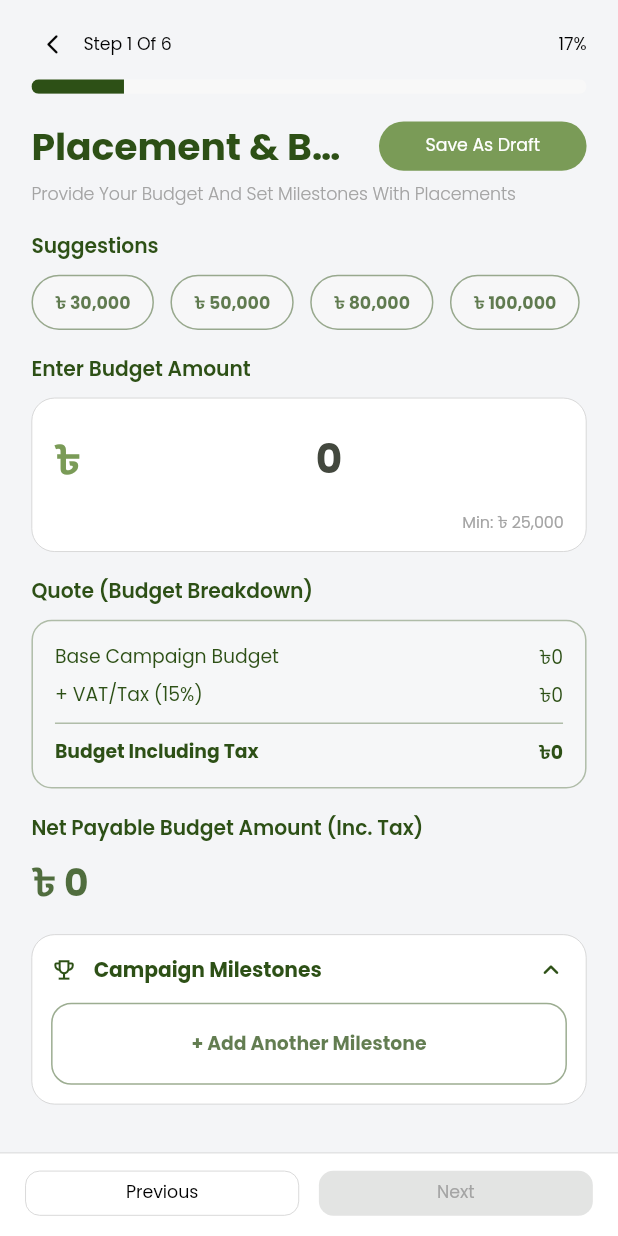
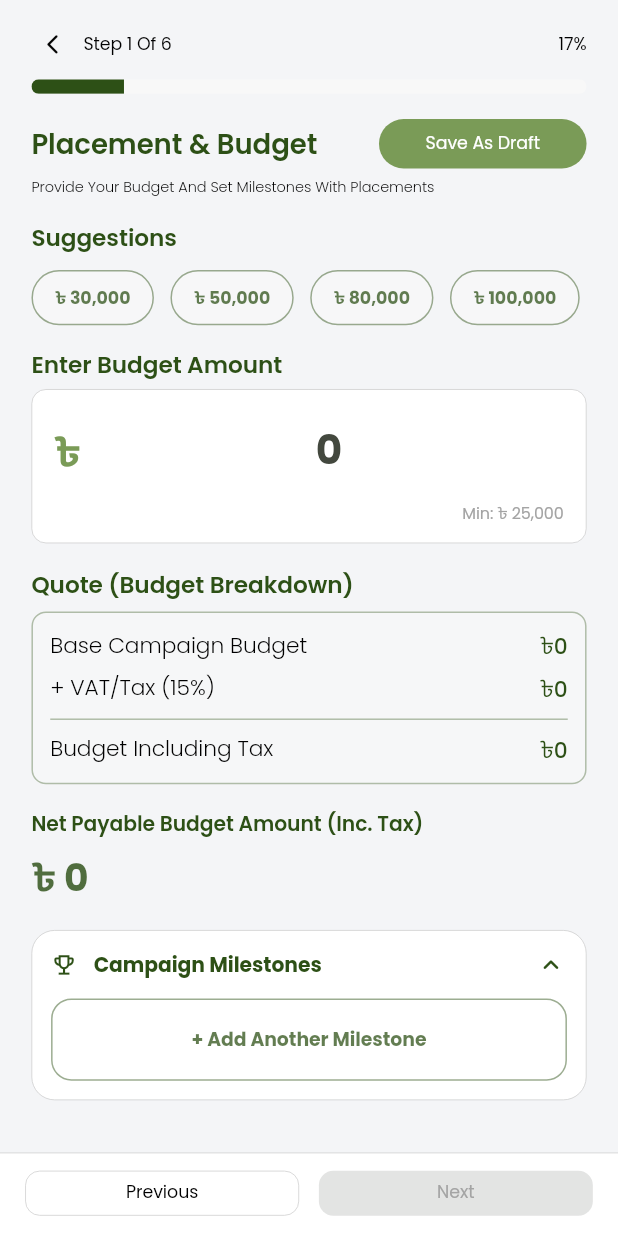
Before and after one commit to AminulSagor/influencer_app, a Flutter app: the CreateCampaignStep4View widget shown alone on an empty page, opened directly, on a phone screen of 412 x 824 dp. Run offline on Flutter 3.47's test engine with Material 3 defaults, Android fonts, the light colour scheme and no system bars; our stand-ins replace dotted_border, file_picker, fl_chart, flutter_screenutil, get, image_picker.

Commit message:
create ampaingn step4 view 60% ui done

```diff
--- a/lib/modules/brand/create_campaign/create_campaign_step3_view.dart
+++ b/lib/modules/brand/create_campaign/create_campaign_step3_view/create_campaign_step3_view.dart
@@ -3,11 +3,12 @@ import 'package:flutter/material.dart';
 import 'package:flutter_screenutil/flutter_screenutil.dart';
 import 'package:get/get.dart';
 import 'package:influencer_app/core/utils/app_assets.dart';
+import 'package:influencer_app/modules/brand/create_campaign/create_campaign_step3_view/widgets/title_header_icons.dart';
 
-import '../../../core/theme/app_palette.dart';
-import '../../../core/utils/constants.dart';
-import '../../../core/widgets/custom_button.dart';
-import 'create_campaign_controller.dart';
+import '../../../../core/theme/app_palette.dart';
+import '../../../../core/utils/constants.dart';
+import '../../../../core/widgets/custom_button.dart';
+import '../create_campaign_controller.dart';
 
 class CreateCampaignStep3View extends GetView<CreateCampaignController> {
   const CreateCampaignStep3View({super.key});
@@ -624,49 +625,3 @@ class _TermsSection extends StatelessWidget {
     );
   }
 }
-
-class TitleHeaderIcons extends StatelessWidget {
-  final String text;
-  final String icon;
-  final String? extraIcon;
-
-  const TitleHeaderIcons({
-    super.key,
-    required this.text,
-    required this.icon,
-    this.extraIcon,
-  });
-
-  @override
-  Widget build(BuildContext context) {
-    return Row(
-      spacing: 8,
-      children: [
-        Image.asset(
-          icon,
-          height: 20,
-          width: 20,
-          color: AppPalette.primary,
-        ),
-
-        if (extraIcon != null && extraIcon!.isNotEmpty) ...[
-          Image.asset(
-            extraIcon!,
-            height: 20,
-            width: 20,
-            color: AppPalette.primary,
-          ),
-        ],
-
-        Text(
-          text,
-          style: TextStyle(
-            fontSize: 16.sp,
-            fontWeight: FontWeight.w600,
-            color: AppPalette.primary,
-          ),
-        ),
-      ],
-    );
-  }
-}
--- /dev/null
+++ b/lib/modules/brand/create_campaign/create_campaign_step3_view/widgets/title_header_icons.dart
@@ -0,0 +1,49 @@
+import 'package:flutter/material.dart';
+import 'package:flutter_screenutil/flutter_screenutil.dart';
+import 'package:influencer_app/core/theme/app_palette.dart';
+
+class TitleHeaderIcons extends StatelessWidget {
+  final String text;
+  final String icon;
+  final String? extraIcon;
+
+  const TitleHeaderIcons({
+    super.key,
+    required this.text,
+    required this.icon,
+    this.extraIcon,
+  });
+
+  @override
+  Widget build(BuildContext context) {
+    return Row(
+      spacing: 8,
+      children: [
+        Image.asset(
+          icon,
+          height: 20,
+          width: 20,
+          color: AppPalette.primary,
+        ),
+
+        if (extraIcon != null && extraIcon!.isNotEmpty) ...[
+          Image.asset(
+            extraIcon!,
+            height: 20,
+            width: 20,
+            color: AppPalette.primary,
+          ),
+        ],
+
+        Text(
+          text,
+          style: TextStyle(
+            fontSize: 16.sp,
+            fontWeight: FontWeight.w600,
+            color: AppPalette.primary,
+          ),
+        ),
+      ],
+    );
+  }
+}
--- a/lib/modules/brand/create_campaign/create_campaign_step4_view.dart
+++ b/lib/modules/brand/create_campaign/create_campaign_step4_view/create_campaign_step4_view.dart
@@ -3,11 +3,11 @@ import 'package:flutter/material.dart';
 import 'package:flutter_screenutil/flutter_screenutil.dart';
 import 'package:get/get.dart';
 
-import '../../../core/theme/app_palette.dart';
-import '../../../core/utils/constants.dart';
-import '../../../core/widgets/custom_button.dart';
-import '../../../core/widgets/custom_text_form_field.dart';
-import 'create_campaign_controller.dart';
+import '../../../../core/theme/app_palette.dart';
+import '../../../../core/utils/constants.dart';
+import '../../../../core/widgets/custom_button.dart';
+import '../../../../core/widgets/custom_text_form_field.dart';
+import '../create_campaign_controller.dart';
 
 class CreateCampaignStep4View extends GetView<CreateCampaignController> {
   const CreateCampaignStep4View({super.key});
@@ -38,8 +38,8 @@ class CreateCampaignStep4View extends GetView<CreateCampaignController> {
                             maxLines: 1,
                             overflow: TextOverflow.ellipsis,
                             style: TextStyle(
-                              fontSize: 26.sp,
-                              fontWeight: FontWeight.w700,
+                              fontSize: 19.sp,
+                              fontWeight: FontWeight.w600,
                               color: AppPalette.primary,
                             ),
                           ),
@@ -58,29 +58,33 @@ class CreateCampaignStep4View extends GetView<CreateCampaignController> {
                         ),
                       ],
                     ),
+
                     6.h.verticalSpace,
+
                     Text(
                       'create_campaign_step4_subtitle'.tr,
                       maxLines: 2,
                       overflow: TextOverflow.ellipsis,
                       style: TextStyle(
-                        fontSize: 12.sp,
+                        fontSize: 10.sp,
                         fontWeight: FontWeight.w300,
-                        color: AppPalette.greyText,
+                        color: AppPalette.black,
                       ),
                     ),
 
-                    18.h.verticalSpace,
+                    17.h.verticalSpace,
 
                     Text(
                       'create_campaign_step4_suggestions'.tr,
                       style: TextStyle(
-                        fontSize: 14.sp,
+                        fontSize: 16.sp,
                         fontWeight: FontWeight.w600,
                         color: AppPalette.primary,
                       ),
                     ),
-                    10.h.verticalSpace,
+
+                    11.h.verticalSpace,
+
                     SizedBox(
                       height: 38.h,
                       child: ListView.separated(
@@ -98,17 +102,19 @@ class CreateCampaignStep4View extends GetView<CreateCampaignController> {
                       ),
                     ),
 
-                    18.h.verticalSpace,
+                    17.h.verticalSpace,
 
                     Text(
                       'create_campaign_step4_enter_budget'.tr,
                       style: TextStyle(
-                        fontSize: 14.sp,
+                        fontSize: 16.sp,
                         fontWeight: FontWeight.w600,
                         color: AppPalette.primary,
                       ),
                     ),
-                    10.h.verticalSpace,
+
+                    5.h.verticalSpace,
+
                     _BudgetInputCard(controller: controller),
 
                     18.h.verticalSpace,
@@ -116,12 +122,14 @@ class CreateCampaignStep4View extends GetView<CreateCampaignController> {
                     Text(
                       'create_campaign_step4_quote'.tr,
                       style: TextStyle(
-                        fontSize: 14.sp,
+                        fontSize: 16.sp,
                         fontWeight: FontWeight.w600,
                         color: AppPalette.primary,
                       ),
                     ),
-                    10.h.verticalSpace,
+
+                    7.h.verticalSpace,
+
                     Obx(() {
                       return _QuoteCard(
                         base: controller.baseBudgetText,
@@ -282,7 +290,7 @@ class _BudgetInputCard extends StatelessWidget {
       padding: EdgeInsets.symmetric(horizontal: 14.w, vertical: 12.h),
       decoration: BoxDecoration(
         color: AppPalette.white,
-        borderRadius: BorderRadius.circular(16.r),
+        borderRadius: BorderRadius.circular(kBorderRadius.r),
         border: Border.all(color: AppPalette.border1, width: kBorderWidth0_5),
       ),
       child: Column(
@@ -317,7 +325,9 @@ class _BudgetInputCard extends StatelessWidget {
               ),
             ],
           ),
+
           6.h.verticalSpace,
+
           Align(
             alignment: Alignment.centerRight,
             child: Text(
@@ -347,16 +357,19 @@ class _QuoteCard extends StatelessWidget {
   @override
   Widget build(BuildContext context) {
     return Container(
-      padding: EdgeInsets.all(14.w),
+      padding: EdgeInsets.all(11.w),
       decoration: BoxDecoration(
         color: AppPalette.defaultFill.withAlpha(140),
-        borderRadius: BorderRadius.circular(14.r),
+        borderRadius: BorderRadius.circular(kBorderRadius.r),
         border: Border.all(color: AppPalette.primary.withAlpha(90), width: 1),
       ),
       child: Column(
         children: [
+
           _quoteRow('create_campaign_step4_base'.tr, '৳$base'),
+
           8.h.verticalSpace,
+
           _quoteRow(
             'create_campaign_step4_vat'.tr.replaceAll('{p}', '$vatPercent'),
             '৳$vat',
@@ -364,30 +377,31 @@ class _QuoteCard extends StatelessWidget {
           10.h.verticalSpace,
           Divider(color: AppPalette.primary.withAlpha(90), height: 1),
           10.h.verticalSpace,
-          _quoteRow('create_campaign_step4_total'.tr, '৳$total', bold: true),
+          _quoteRow('create_campaign_step4_total'.tr, '৳$total',),
         ],
       ),
     );
   }
 
-  Widget _quoteRow(String left, String right, {bool bold = false}) {
+  Widget _quoteRow(String left, String right) {
     return Row(
       children: [
         Expanded(
           child: Text(
             left,
             style: TextStyle(
-              fontSize: 13.sp,
-              fontWeight: bold ? FontWeight.w700 : FontWeight.w400,
-              color: AppPalette.primary,
+              fontSize: 15.sp,
+              fontWeight: FontWeight.w300,
+              color: AppPalette.black,
             ),
           ),
         ),
+
         Text(
           right,
           style: TextStyle(
-            fontSize: 13.sp,
-            fontWeight: bold ? FontWeight.w700 : FontWeight.w400,
+            fontSize: 15.sp,
+            fontWeight: FontWeight.w500,
             color: AppPalette.primary,
           ),
         ),
--- a/lib/modules/shared/bottom_navbar/utils/bottom_nav_route_generator.dart
+++ b/lib/modules/shared/bottom_navbar/utils/bottom_nav_route_generator.dart
@@ -11,8 +11,8 @@ import 'package:influencer_app/modules/shared/language/language_view.dart';
 
 import '../../../../core/services/account_type_service.dart';
 import '../../../../routes/app_routes.dart';
-import '../../../brand/create_campaign/create_campaign_step3_view.dart';
-import '../../../brand/create_campaign/create_campaign_step4_view.dart';
+import '../../../brand/create_campaign/create_campaign_step3_view/create_campaign_step3_view.dart';
+import '../../../brand/create_campaign/create_campaign_step4_view/create_campaign_step4_view.dart';
 import '../../../brand/create_campaign/create_campaign_step5_view.dart';
 import '../../../brand/create_campaign/create_campaign_step6_view.dart';
 import '../../campaign_details/campaign_details_controller.dart';
```
